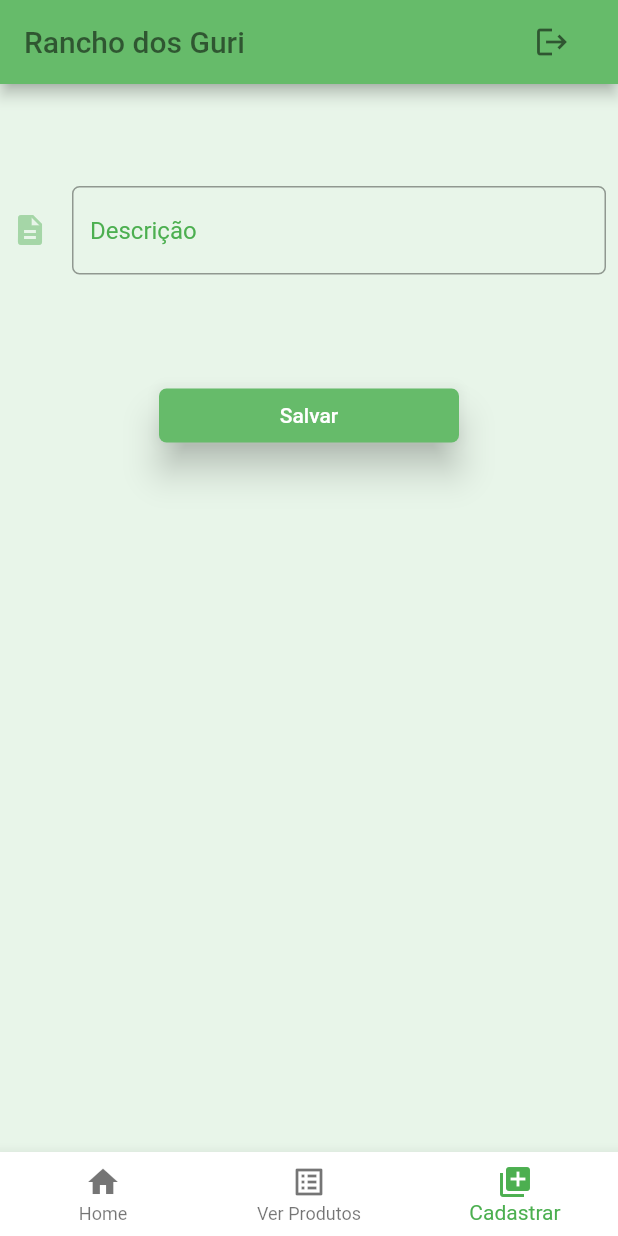
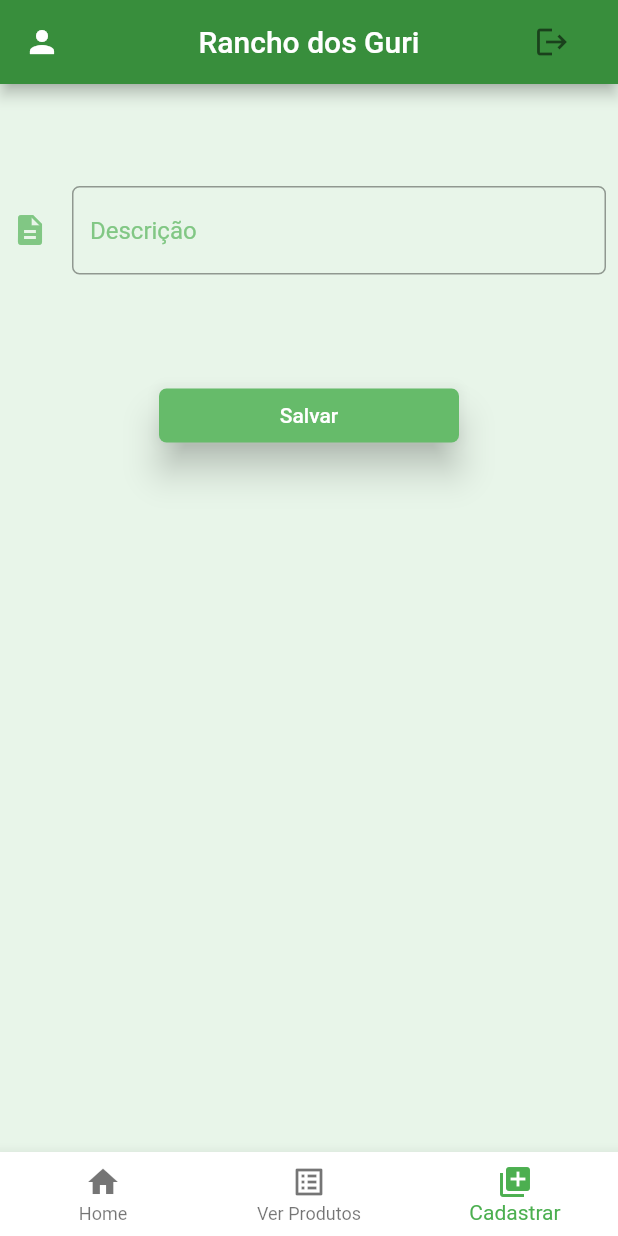
Before and after one commit to MarthinKorb/flutter_login_application, a Flutter app: the HomePage screen opened directly, item 3 of the bottom bar chosen, on a phone screen of 412 x 824 dp. Run offline on Flutter 3.47's test engine with Material 2 defaults, Android fonts, the phone set to English and light mode, and no system bars; our stand-ins replace shared_preferences; missing offline and left inert: http_interceptor; accounts and stored records are empty; network calls fail.

Commit message:
Feature:
Adding a bool prop in AlertDialogComp;
Updating colors on HorizontalListView;
Creating ProductCard component;
Adding Person Icon in HomePage bar;
 LoginPage: Updating colors and fontsize;
 ProductForm: Updating colors;
 ProductService:  Using real user token to request the products list;
 UserServices: Refactoring;
 ThemeColor: adding colors;
 Constants: updating host and authorization;

```diff
--- a/lib/main.dart
+++ b/lib/main.dart
@@ -12,7 +12,7 @@ class MyApp extends StatelessWidget {
     return MaterialApp(
       title: '!Shopping List',
       theme: ThemeData(
-        primaryColor: ThemeColor.color[400],
+        primaryColor: ThemeColor.color[700],
         canvasColor: ThemeColor.canvasColor[50],
         accentColor: ThemeColor.secundaryColor,
         bottomAppBarColor: ThemeColor.bottomAppBarColor,
@@ -22,6 +22,7 @@ class MyApp extends StatelessWidget {
       darkTheme: ThemeData(),
       home: HomePage(),
       debugShowCheckedModeBanner: false,
+      locale: const Locale('pt', 'BR'),
     );
   }
 }
--- a/lib/pages/user_pages/home_page.dart
+++ b/lib/pages/user_pages/home_page.dart
@@ -43,10 +43,19 @@ class _HomePageState extends State<HomePage> {
 
     return Scaffold(
       appBar: AppBar(
+        leading: Expanded(
+          child: Container(
+            child: Column(
+              mainAxisAlignment: MainAxisAlignment.center,
+              children: [Icon(Icons.person)],
+            ),
+          ),
+        ),
         title: Text(
           'Rancho dos Guri',
-          style: TextStyle(color: ThemeColor.headers),
+          style: TextStyle(color: ThemeColor.secundaryColor),
         ),
+        centerTitle: true,
         actions: [
           FlatButton(
             onPressed: () {
--- a/lib/pages/user_pages/product_form.dart
+++ b/lib/pages/user_pages/product_form.dart
@@ -54,9 +54,9 @@ class _ProductFormState extends State<ProductForm> {
                   icon: Icons.description,
                   controller: descriptionController,
                   keyboardType: TextInputType.text,
-                  textColor: ThemeColor.canvasColor[200],
-                  hintColor: ThemeColor.primaryColor,
-                  iconColor: ThemeColor.canvasColor[200],
+                  textColor: ThemeColor.canvasColor[600],
+                  hintColor: ThemeColor.canvasColor[300],
+                  iconColor: ThemeColor.canvasColor[300],
                   isPasswordType: false,
                 ),
                 SizedBox(height: 20),
--- a/lib/utils/constants.dart
+++ b/lib/utils/constants.dart
@@ -1,6 +1,7 @@
 class Constants {
-  static const HOST = 'http://localhost:3333';
+  static const HOST = 'http://192.168.0.105:3333';
   static const Map<String, String> CONTENT_TYPE = {
     "Content-Type": "application/json"
   };
+  static const AUTHORIZATION = 'Authorization';
 }
--- a/lib/utils/theme_color.dart
+++ b/lib/utils/theme_color.dart
@@ -15,4 +15,8 @@ class ThemeColor {
   static const MaterialColor cardColor = Colors.lightBlue;
 
   static const MaterialColor warningColor = Colors.amber;
+  static const MaterialColor successColor = Colors.green;
+  static const MaterialColor errorColor = Colors.red;
+
+  static const MaterialColor containerColor = Colors.deepPurple;
 }
```
Also changed, not shown: lib/components/alert_dialog_comp.dart (+8 -5 lines), lib/components/horizontal_list_view.dart (+4 -3 lines), lib/components/product_card.dart (added, +32 -0 lines), lib/pages/login_page.dart (+19 -21 lines), lib/services/product_service.dart (+13 -5 lines), lib/services/user_services.dart (+4 -3 lines).
